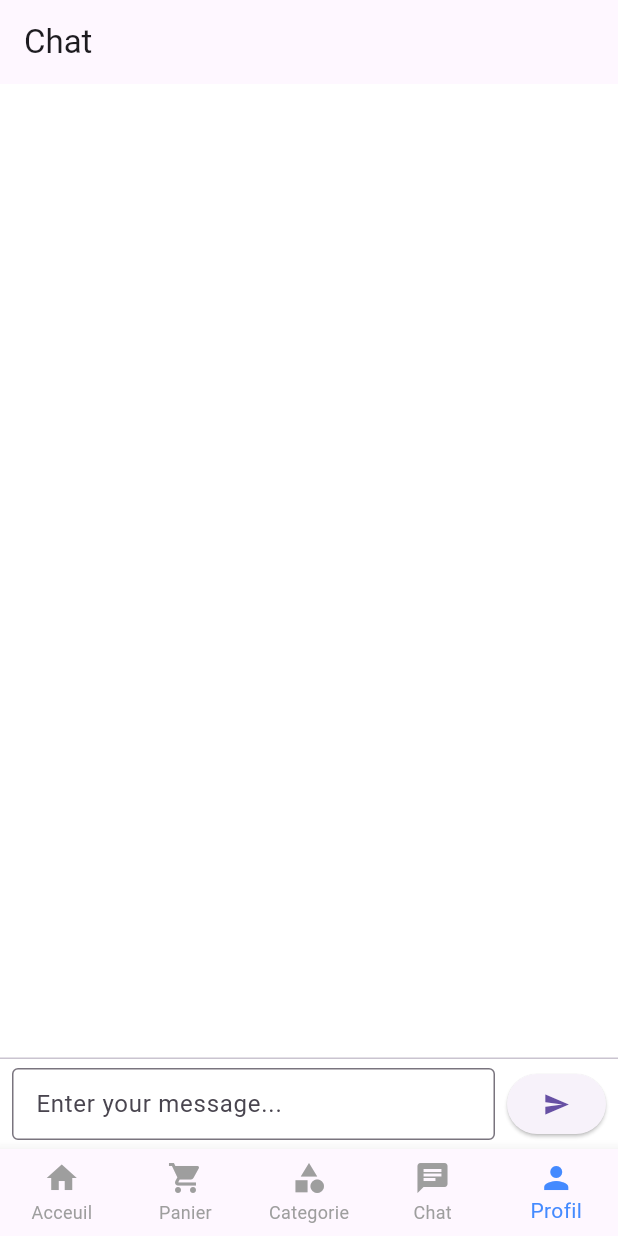
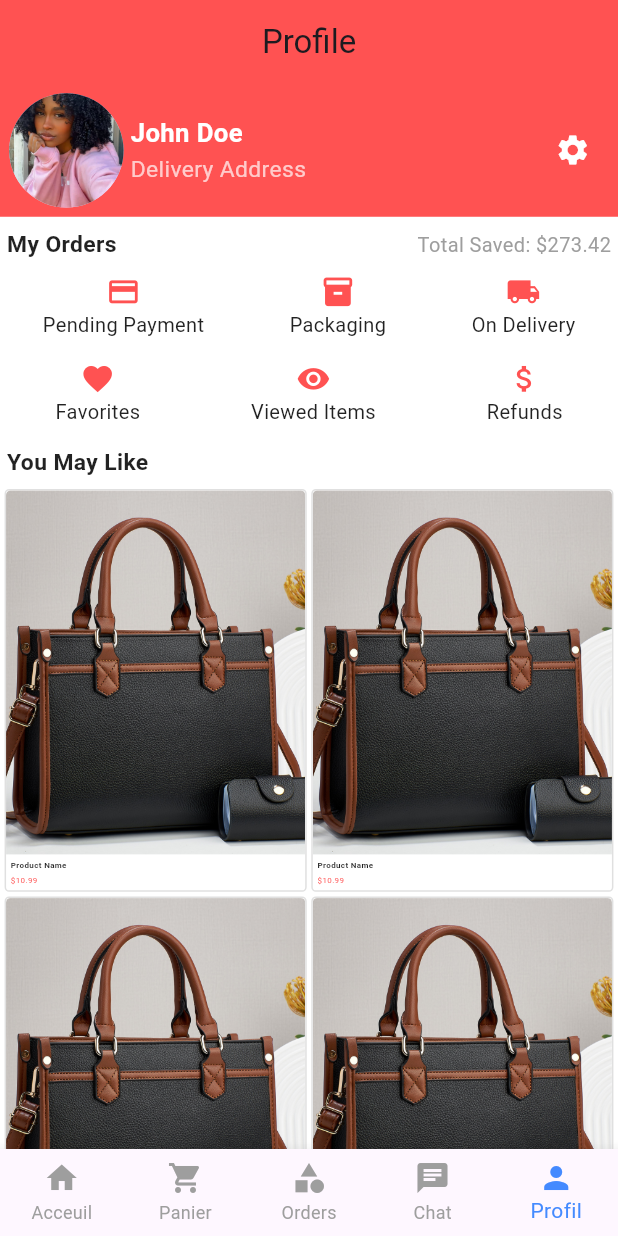
Before and after one commit to elsanal/barka, a Flutter app: the screen it shows after launch, swiped to page 5, on a phone screen of 412 x 824 dp. Run offline on Flutter 3.47's test engine with Material 3 defaults, Android fonts, the phone set to English and light mode, and no system bars; our stand-ins replace card_swiper, emoji_picker_flutter, flutter_riverpod, flutter_screenutil, go_router, image_picker and 1 more.

Commit message:
profil + orders

```diff
--- a/lib/features/cart/cart_page.dart
+++ b/lib/features/cart/cart_page.dart
@@ -35,7 +35,7 @@ class _CartPageState extends State<CartPage> {
       ),
     );
     return Scaffold(
-      appBar: AppBar(title: Text("Votre Panier")),
+      appBar: AppBar(title: Text("Votre Panier"), centerTitle: true),
       body: Padding(
         padding: EdgeInsets.all(8.w),
         child: Column(
@@ -44,7 +44,7 @@ class _CartPageState extends State<CartPage> {
             SizedBox(height: 8.h),
             Expanded(
               child: ListView.builder(
-                itemCount: 10,
+                itemCount: products.length,
                 itemBuilder: (context, index) {
                   final product = products[index];
                   return GestureDetector(
--- a/lib/features/chat/direct_chat.dart
+++ b/lib/features/chat/direct_chat.dart
@@ -6,7 +6,7 @@ import 'package:image_picker/image_picker.dart';
 import 'package:intl/intl.dart';
 
 class DirectMessagePage extends StatefulWidget {
-  const DirectMessagePage({Key? key}) : super(key: key);
+  const DirectMessagePage({super.key});
 
   @override
   State<DirectMessagePage> createState() => _DirectMessagePageState();
--- a/lib/features/profile/profile_page.dart
+++ b/lib/features/profile/profile_page.dart
@@ -1,73 +1,186 @@
 import 'package:flutter/material.dart';
+import 'package:flutter_screenutil/flutter_screenutil.dart';
 
-class ProfilePage extends StatefulWidget {
-  const ProfilePage({super.key});
-
-  @override
-  State<ProfilePage> createState() => _ProfilePageState();
-}
-
-class _ProfilePageState extends State<ProfilePage> {
-  final TextEditingController _controller = TextEditingController();
-  final List<String> _messages = [];
-
-  void _sendMessage() {
-    if (_controller.text.trim().isEmpty) return;
-
-    setState(() {
-      _messages.add(_controller.text.trim());
-      _controller.clear();
-    });
-  }
-
-  @override
-  void dispose() {
-    _controller.dispose();
-    super.dispose();
-  }
+class UserProfilePage extends StatelessWidget {
+  const UserProfilePage({super.key});
 
   @override
   Widget build(BuildContext context) {
+    // ScreenUtil.init(context, designSize: const Size(375, 812));
+
     return Scaffold(
-      appBar: AppBar(title: const Text('Chat')),
-      body: Column(
+      appBar: AppBar(
+        title: const Text("Profile"),
+        centerTitle: true,
+        backgroundColor: Colors.redAccent,
+        elevation: 0,
+      ),
+      body: SingleChildScrollView(
+        child: Column(
+          children: [
+            // --- Profile Header ---
+            Container(
+              color: Colors.redAccent,
+              padding: EdgeInsets.all(16.w),
+              child: Row(
+                children: [
+                  CircleAvatar(
+                    radius: 100.r,
+                    backgroundImage: AssetImage(
+                      "assets/images/user.jpg", // user image
+                    ),
+                  ),
+                  SizedBox(width: 12.w),
+                  Expanded(
+                    child: Column(
+                      crossAxisAlignment: CrossAxisAlignment.start,
+                      children: [
+                        Text(
+                          "John Doe",
+                          style: TextStyle(
+                            color: Colors.white,
+                            fontSize: 45.sp,
+                            fontWeight: FontWeight.bold,
+                          ),
+                        ),
+                        Text(
+                          "Delivery Address",
+                          style: TextStyle(
+                            color: Colors.white70,
+                            fontSize: 40.sp,
+                          ),
+                        ),
+                      ],
+                    ),
+                  ),
+                  IconButton(
+                    onPressed: () {},
+                    icon: Icon(Icons.settings, color: Colors.white),
+                  ),
+                ],
+              ),
+            ),
+
+            SizedBox(height: 10.h),
+
+            // --- My Orders ---
+            _sectionHeader("My Orders", "Total Saved: \$273.42"),
+            _iconRow([
+              _iconButton(Icons.payment, "Pending Payment"),
+              _iconButton(Icons.inventory, "Packaging"),
+              _iconButton(Icons.local_shipping, "On Delivery"),
+            ]),
+
+            SizedBox(height: 10.h),
+
+            // --- Features ---
+            _iconRow([
+              _iconButton(Icons.favorite, "Favorites"),
+              _iconButton(Icons.remove_red_eye, "Viewed Items"),
+              _iconButton(Icons.attach_money, "Refunds"),
+            ]),
+
+            SizedBox(height: 10.h),
+
+            // --- Suggested Products ---
+            _sectionHeader("You May Like", ""),
+            GridView.builder(
+              padding: EdgeInsets.all(8.w),
+              physics: const NeverScrollableScrollPhysics(),
+              shrinkWrap: true,
+              gridDelegate: SliverGridDelegateWithFixedCrossAxisCount(
+                crossAxisCount: 2,
+                childAspectRatio: 0.75,
+                mainAxisSpacing: 8.w,
+                crossAxisSpacing: 8.w,
+              ),
+              itemCount: 4,
+              itemBuilder: (context, index) {
+                return _productCard();
+              },
+            ),
+          ],
+        ),
+      ),
+    );
+  }
+
+  Widget _sectionHeader(String title, String subtitle) {
+    return Padding(
+      padding: EdgeInsets.symmetric(horizontal: 12.w, vertical: 8.h),
+      child: Row(
+        mainAxisAlignment: MainAxisAlignment.spaceBetween,
+        children: [
+          Text(
+            title,
+            style: TextStyle(fontSize: 40.sp, fontWeight: FontWeight.bold),
+          ),
+          Text(
+            subtitle,
+            style: TextStyle(fontSize: 35.sp, color: Colors.grey),
+          ),
+        ],
+      ),
+    );
+  }
+
+  Widget _iconRow(List<Widget> items) {
+    return Container(
+      color: Colors.white,
+      padding: EdgeInsets.symmetric(vertical: 12.h),
+      child: Row(
+        mainAxisAlignment: MainAxisAlignment.spaceAround,
+        children: items,
+      ),
+    );
+  }
+
+  Widget _iconButton(IconData icon, String label) {
+    return Column(
+      children: [
+        Icon(icon, size: 60.sp, color: Colors.redAccent),
+        SizedBox(height: 4.h),
+        Text(label, style: TextStyle(fontSize: 35.sp)),
+      ],
+    );
+  }
+
+  Widget _productCard() {
+    return Container(
+      decoration: BoxDecoration(
+        color: Colors.white,
+        borderRadius: BorderRadius.circular(8.r),
+        border: Border.all(color: Colors.grey.shade300),
+      ),
+      child: Column(
+        crossAxisAlignment: CrossAxisAlignment.start,
         children: [
           Expanded(
-            child: ListView.builder(
-              padding: const EdgeInsets.all(8),
-              itemCount: _messages.length,
-              itemBuilder: (context, index) {
-                return Container(
-                  margin: const EdgeInsets.symmetric(vertical: 4),
-                  padding: const EdgeInsets.all(12),
-                  decoration: BoxDecoration(
-                    color: Colors.blueAccent.withOpacity(0.1),
-                    borderRadius: BorderRadius.circular(8),
-                  ),
-                  child: Text(_messages[index]),
-                );
-              },
+            child: ClipRRect(
+              borderRadius: BorderRadius.vertical(top: Radius.circular(8.r)),
+              child: Image.asset(
+                "assets/images/img10.jpeg",
+                width: double.infinity,
+                fit: BoxFit.cover,
+              ),
             ),
           ),
-          const Divider(height: 1),
           Padding(
-            padding: const EdgeInsets.symmetric(horizontal: 8, vertical: 6),
-            child: Row(
+            padding: EdgeInsets.all(8.w),
+            child: Column(
+              crossAxisAlignment: CrossAxisAlignment.start,
               children: [
-                Expanded(
-                  child: TextField(
-                    controller: _controller,
-                    decoration: const InputDecoration(
-                      hintText: 'Enter your message...',
-                      border: OutlineInputBorder(),
-                      isDense: true,
-                    ),
+                Text(
+                  "Product Name",
+                  style: TextStyle(
+                    fontSize: 14.sp,
+                    fontWeight: FontWeight.bold,
                   ),
                 ),
-                const SizedBox(width: 8),
-                ElevatedButton(
-                  onPressed: _sendMessage,
-                  child: const Icon(Icons.send),
+                SizedBox(height: 4.h),
+                Text(
+                  "\$10.99",
+                  style: TextStyle(color: Colors.redAccent, fontSize: 14.sp),
                 ),
               ],
             ),
--- a/lib/main_screens.dart
+++ b/lib/main_screens.dart
@@ -1,10 +1,10 @@
 import 'package:flutter/material.dart';
 
 import 'features/cart/cart_page.dart';
-import 'features/category/category_page.dart';
 import 'features/chat/chat_page.dart';
 import 'features/home/home_page.dart';
 import 'features/profile/profile_page.dart';
+import 'features/tracker/tracker_page.dart';
 
 class MainScreen extends StatefulWidget {
   const MainScreen({super.key});
@@ -19,9 +19,9 @@ class _MainScreenState extends State<MainScreen> with TickerProviderStateMixin {
   final List<Widget> _pages = const [
     HomePage(),
     CartPage(),
-    CategoryPage(),
+    OrdersListPage(),
     ContactUsPage(),
-    ProfilePage(),
+    UserProfilePage(),
   ];
 
   late final PageController _pageController;
@@ -46,7 +46,7 @@ class _MainScreenState extends State<MainScreen> with TickerProviderStateMixin {
   final List<BottomNavigationBarItem> _navItems = const [
     BottomNavigationBarItem(icon: Icon(Icons.home), label: 'Acceuil'),
     BottomNavigationBarItem(icon: Icon(Icons.shopping_cart), label: 'Panier'),
-    BottomNavigationBarItem(icon: Icon(Icons.category), label: 'Categorie'),
+    BottomNavigationBarItem(icon: Icon(Icons.category), label: 'Orders'),
     BottomNavigationBarItem(icon: Icon(Icons.chat), label: 'Chat'),
     BottomNavigationBarItem(icon: Icon(Icons.person), label: 'Profil'),
   ];
--- a/pubspec.yaml
+++ b/pubspec.yaml
@@ -39,6 +39,7 @@ dependencies:
   intl: ^0.20.2
   image_picker: ^1.1.2
   emoji_picker_flutter: ^4.3.0
+  timeline_tile: ^2.0.0
 
   # The following adds the Cupertino Icons font to your application.
   # Use with the CupertinoIcons class for iOS style icons.
```
Also changed, not shown: lib/features/category/category_page.dart (deleted, +0 -79 lines), lib/features/tracker/tracker_page.dart (added, +194 -0 lines), assets/images/user.jpg (added), pubspec.lock, 1 other file.
